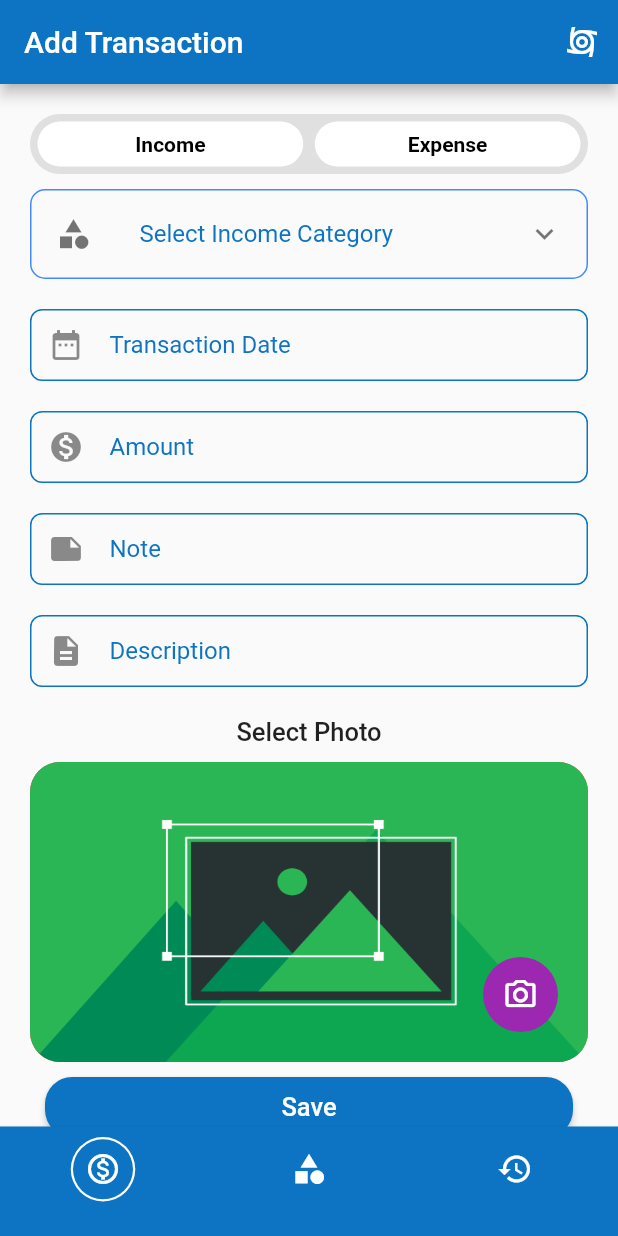
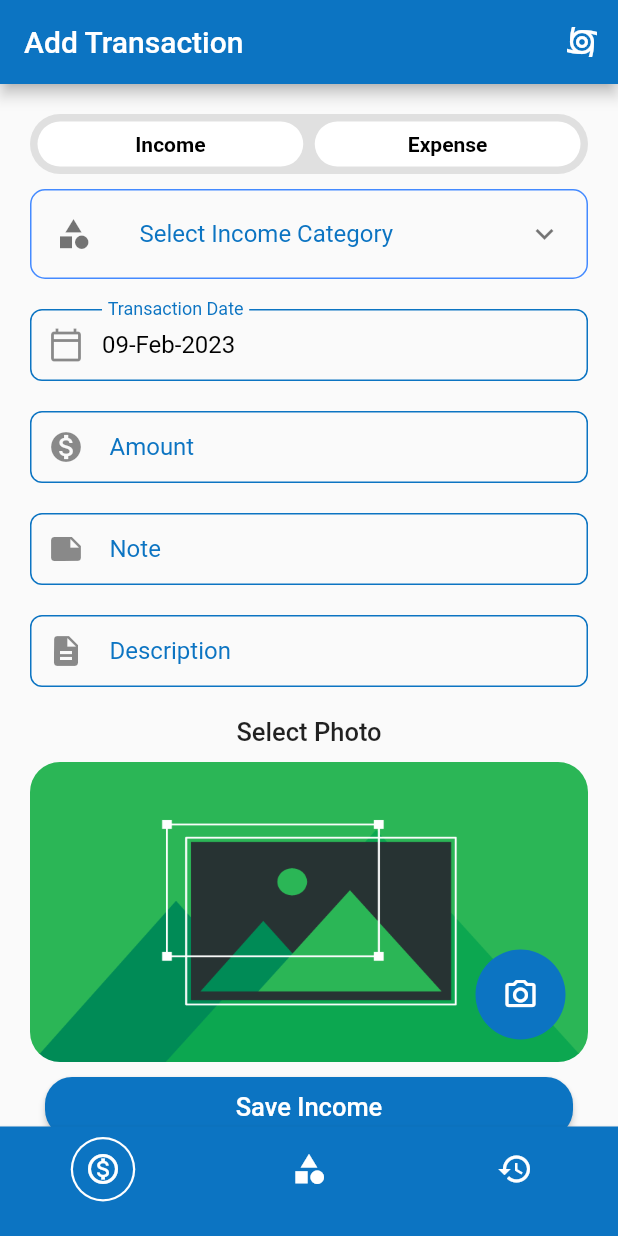
Before and after one commit to Saira-kanwal/money-manager-app, a Flutter app: the screen it shows after launch, on a phone screen of 412 x 824 dp. Run offline on Flutter 3.47's test engine with Material 2 defaults, Android fonts, the phone set to English and light mode, and no system bars; our stand-ins replace image_picker, sqflite; accounts and stored records are empty.

Commit message:
DateTime issue resolved

```diff
--- a/lib/main.dart
+++ b/lib/main.dart
@@ -1,14 +1,9 @@
 import 'package:flutter/material.dart';
-import 'package:money_manager_app_sqlite/utils/app_colors.dart';
 import 'package:money_manager_app_sqlite/view_model/category_viewmodel.dart';
-import 'package:money_manager_app_sqlite/view_model/expense_viewmodel.dart';
 import 'package:money_manager_app_sqlite/view_model/home_view_model.dart';
 import 'package:money_manager_app_sqlite/view_model/transaction_view_model.dart';
-import 'package:money_manager_app_sqlite/views/expense_view.dart';
 import 'package:money_manager_app_sqlite/views/home_screen_view.dart';
-import 'package:money_manager_app_sqlite/views/add_transaction_view.dart';
 import 'package:provider/provider.dart';
-import 'package:money_manager_app_sqlite/views/category_manager_view.dart';
 
 void main() {
   runApp(const MyApp());
@@ -23,7 +18,6 @@ class MyApp extends StatelessWidget {
     return MultiProvider(
       providers: [
         ChangeNotifierProvider(create: (_) => CategoryViewModel()),
-        ChangeNotifierProvider(create: (_) => ExpenseViewModel()),
         ChangeNotifierProvider(create: (_) => TransactionViewModel()),
         ChangeNotifierProvider(create: (_) => Home())
       ],
--- /dev/null
+++ b/lib/utils/common_functions.dart
@@ -0,0 +1,23 @@
+import 'package:flutter/material.dart';
+
+class CommonFunctions
+{
+  //static keyword used without making object
+  static showMyDatePicker ({required BuildContext context, required DateTime selectedDate,required Function onSelect}) async
+{
+  DateTime? date = await showDatePicker(
+        context: context,
+      initialDate: selectedDate,
+      firstDate: DateTime(2023),
+      lastDate: DateTime(2050)
+  );
+  if(date != null){
+    onSelect(date);
+  }
+}
+
+validator({required String id, required String category, required String type, required double amount, required String note, required String description, required String date, required String image}){
+
+}
+
+}
--- a/lib/view_model/transaction_view_model.dart
+++ b/lib/view_model/transaction_view_model.dart
@@ -1,5 +1,7 @@
 
 import 'package:flutter/cupertino.dart';
+import 'package:flutter/material.dart';
+import 'package:intl/intl.dart';
 import 'package:money_manager_app_sqlite/models/transaction_model.dart';
 import 'package:money_manager_app_sqlite/services/sqlite_service.dart';
 import '../models/category_model.dart';
@@ -7,24 +9,32 @@ import '../models/category_model.dart';
 class TransactionViewModel extends ChangeNotifier
 {
   final db = SqliteService.instance;
-  final dateController = TextEditingController();
+  final dateController = TextEditingController(text: DateFormat("dd-MMM-yyyy").format(DateTime.now()));
   final amountController = TextEditingController();
   final noteController = TextEditingController();
   final descController = TextEditingController();
-  String image = 'image path goes here';
+  DateTime _selectedDate = DateTime.now();
+  String _imagePath = '';
   bool update = false;
-
+  String _id = '0';
   List<String> _categories = [];
   String _type = 'Income';
   String _category = 'Select Income Category';
   List<Transaction> _transactions = [];
 
+
   List<Transaction> get transactions => _transactions;
   List<String> get categories => _categories;
   String get type => _type;
   String get category => _category;
+  DateTime get selectedDate => _selectedDate;
 
 
+set imagePath(String val)
+{
+  _imagePath = val;
+  notifyListeners();
+}
 
   set type(String val)
   {
@@ -34,6 +44,12 @@ class TransactionViewModel extends ChangeNotifier
 
   set category (String val){
     _category = val;
+    notifyListeners();
+  }
+  set selectedDate(DateTime val)
+  {
+    _selectedDate = val;
+    dateController.text = DateFormat("dd-MMM-yyyy").format(val);
     notifyListeners();
   }
 
@@ -57,44 +73,54 @@ class TransactionViewModel extends ChangeNotifier
   {
     if(amountController.text.trim().isNotEmpty )
       {
-        String query = "Insert into transactions(category, type, amount , note, description, transactionDate , imagePath) values( '$category', '$type','${amountController.text}',  '${noteController.text}', '${descController.text}', '${dateController.text}', '$image')";
+        String query = "Insert into transactions(id, category, type, amount , note, description, transactionDate , imagePath) values( $_id, '$category', '$type','${amountController.text}',  '${noteController.text}', '${descController.text}', '$selectedDate', '$_imagePath')";
         var id = await db.insert(query);
-        print('Date Saved $id');
-        amountController.clear();
-        noteController.clear();
-        dateController.clear();
-        descController.clear();
+        print('Data Saved $id');
         notifyListeners();
       }
   }
 
-
+// saveTransaction() async
+// {
+//   var trans = Transaction(
+//     type: type,
+//     transactionDate:  _selectedDate,
+//     category: _category,
+//     amount: double.parse(amountController.text),
+//     description: descController.text,
+//     note: noteController.text,
+//     imagePath: '',
+//   );
+//   String query = "Insert into transactions(category, type, amount , note, description, transactionDate , imagePath) values('$category', '$type','${amountController.text}',  '${noteController.text}', '${descController.text}', '$_selectedDate', '$image')";
+//   var id = await db.insert(query);
+//   print('Data saved $id');
+// }
 
   loadData(Transaction trans)
   {
-
+    _id = trans.id.toString();
     _category = trans.category .toString();
     _type = trans.type.toString();
     amountController.text = trans.amount.toString();
     noteController.text = trans.note.toString();
     descController.text = trans.description.toString();
     dateController.text = trans.transactionDate.toString();
-    image = trans.imagePath.toString();
+    imagePath = trans.imagePath.toString();
+
     update = true;
   notifyListeners();
 
   }
 
-  void updateTransaction() async {
+  void updateTransaction(BuildContext context) async {
     if(amountController.text.trim().isNotEmpty )
     {
-      String query = "Insert into transactions(category, type, amount , note, description, transactionDate , imagePath) values( '$category', '$type','${amountController.text}',  '${noteController.text}', '${descController.text}', '${dateController.text}', '$image')";
+
+      String query = "Update transactions set category = '$category', type = '$type', amount = '${amountController.text}', note = '${noteController.text}', description = '${descController.text}', transactionDate = '${dateController.text}', imagePath = '$_imagePath' where id = '$_id' ";
       var id = await db.update(query);
-      print('Date Saved $id');
-      amountController.clear();
-      noteController.clear();
-      dateController.clear();
-      descController.clear();
+      print('Date Updated $id');
+      Navigator.pop(context);
+      Navigator.pop(context);
       notifyListeners();
     }
   }
@@ -105,6 +131,16 @@ class TransactionViewModel extends ChangeNotifier
     notifyListeners();
   }
 
+  clearData()
+  {
+    _category = "Select Income Category";
+    type = "Income";
+    amountController.clear();
+    noteController.clear();
+    dateController.clear();
+    descController.clear();
+    notifyListeners();
+  }
 
 
 }
--- a/lib/views/add_transaction_view.dart
+++ b/lib/views/add_transaction_view.dart
@@ -1,8 +1,8 @@
 import 'package:flutter/material.dart';
 import 'package:money_manager_app_sqlite/utils/app_colors.dart';
+import 'package:money_manager_app_sqlite/utils/common_functions.dart';
 import 'package:money_manager_app_sqlite/view_model/transaction_view_model.dart';
-import 'package:money_manager_app_sqlite/views/transactions_history_view.dart';
-import 'package:money_manager_app_sqlite/widgets/type_sector.dart';
+import  'package:money_manager_app_sqlite/widgets/type_sector.dart';
 import 'package:provider/provider.dart';
 import '../widgets/input_field.dart';
 import '../widgets/insert_photo.dart';
@@ -12,10 +12,11 @@ class AddTransactionView extends StatelessWidget {
 
   @override
   Widget build(BuildContext context) {
+    //TransactionViewModel vm = watch<TransactionViewModel>();
     return Scaffold(
       appBar: AppBar(
         backgroundColor: AppColors.primaryColor,
-        title: const Text('Add Transaction'),
+        title:  const Text('Add Transaction'),
         actions: [
           IconButton(
               onPressed: (){},
@@ -64,10 +65,16 @@ class AddTransactionView extends StatelessWidget {
                     readOnly: true,
                     labelText: "Transaction Date",
                     hintText: "Select Transaction Date",
-                    preIcon:  const Icon(Icons.date_range),
+                    preIcon:  const Icon(Icons.calendar_today_outlined),
                     suffixIcon: const Icon(Icons.repeat),
-                    onTap: (){
-
+                    onTap: ()   {
+                      CommonFunctions.showMyDatePicker(
+                          context: context,
+                          selectedDate: vm.selectedDate,
+                          onSelect: (val){
+                            vm.selectedDate = val ;
+                          }
+                      );
                     },
                   ),
 
@@ -102,7 +109,12 @@ class AddTransactionView extends StatelessWidget {
                     height: 10,
                   ),
 
-                  const InsertPhoto(),
+                  InsertPhoto(
+                      onSelect: (val)
+                      {
+                        vm.imagePath = val;
+                      }
+                  ),
 
                   Padding(
                     padding: const EdgeInsets.all(10.0),
@@ -116,9 +128,16 @@ class AddTransactionView extends StatelessWidget {
                               )
                           ),
                           onPressed: () {
-                            vm.update == true ? vm.updateTransaction() : vm.saveTransaction();
+                            if (vm.update == true )
+                              {
+                                vm.updateTransaction(context);
+                              } else {
+                              vm.saveTransaction();
+                              vm.clearData();
+                            }
+                            //vm.update == true ? vm.updateTransaction() : {vm.saveTransaction(), Navigator.pop(context)};
                           },
-                          child: const Text('Save',style: TextStyle(fontWeight: FontWeight.w500,fontSize: 17)),
+                          child: Text('Save ${vm.type}',style: const TextStyle(fontWeight: FontWeight.w500,fontSize: 17)),
                         )
                     ),
                   ),
@@ -134,7 +153,8 @@ class AddTransactionView extends StatelessWidget {
                             )
                           ),
                           onPressed: () {
-                            Navigator.push(context, MaterialPageRoute(builder: (context)=> const TransactionDataTable()));
+                            vm.clearData();
+                            // Navigator.push(context, MaterialPageRoute(builder: (context)=> const TransactionDataTable()));
                           },
                           child: const Text('Continue',style: TextStyle(fontWeight: FontWeight.w500,fontSize: 17)),
 
--- a/lib/widgets/insert_photo.dart
+++ b/lib/widgets/insert_photo.dart
@@ -1,35 +1,102 @@
+import 'dart:io';
 import 'package:flutter/material.dart';
+import 'package:image_picker/image_picker.dart';
+import 'package:money_manager_app_sqlite/utils/app_colors.dart';
 
-class InsertPhoto extends StatelessWidget {
-  const InsertPhoto({Key? key}) : super(key: key);
+class InsertPhoto extends StatefulWidget {
+  final Function(String) onSelect;
+  const InsertPhoto({Key? key, required this.onSelect}) : super(key: key);
+
+  @override
+  State<InsertPhoto> createState() => _InsertPhotoState();
+}
+
+class _InsertPhotoState extends State<InsertPhoto> {
+  File? _image;
+
+  ImageProvider<Object> showImage()
+  {
+    if(_image != null)
+      {
+        return FileImage(_image!);
+      }
+    else
+    {
+      return const AssetImage("assets/images/image_place_holder.png");
+    }
+  }
 
   @override
   Widget build(BuildContext context) {
-    return Stack(
+    return
+      Stack(
         children: [
           Container(
             height: 200,
             width: double.maxFinite,
-          decoration:  const BoxDecoration(
-            color: Colors.red,
+            decoration:  BoxDecoration(
               image: DecorationImage(
-                image: AssetImage('assets/images/image_place_holder.png'),fit: BoxFit.fill),
-            borderRadius:  BorderRadius.all(Radius.circular(20.0)),
+                  image: showImage(),fit: BoxFit.fill),
+              borderRadius:  const BorderRadius.all(Radius.circular(20.0)),
             ),
-          child: const Text(''),
+            child: const Text('')
           ),
+          Positioned(
+            bottom: 15,
+            right: 15,
+            child: GestureDetector(
+              onTap: () async {
+                ImagePicker picker = ImagePicker();
+                var file = await picker.pickImage(source: ImageSource.gallery);
+                if(file != null)
+                {
+                  File x = File(file.path);
+                  _image = x;
+                  if(_image != null)
+                  {
+                    widget.onSelect(_image!.path);
+                  }
+                  setState(() {
 
-        const Positioned(
-            bottom: 20,
-            right: 20,
-            child:  CircleAvatar(
-              radius: 25,
-              backgroundColor: Colors.purple,
+                  });
+                }
+              },
+              child: const CircleAvatar(
+                radius: 30,
+                backgroundColor: AppColors.primaryColor,
                 child: Icon(Icons.camera_alt_outlined,color: Colors.white,),
-            )
-        )
-
+              ),
+            ),
+          ),
         ]
       );
+
+
+
+    //   Stack(
+    //   children: [
+    //     Container(
+    //       height: 200,
+    //       width: double.maxFinite,
+    //       decoration:  BoxDecoration(
+    //         image: DecorationImage(
+    //             image: showImage(),fit: BoxFit.fill),
+    //         borderRadius:  const BorderRadius.all(Radius.circular(20.0)),
+    //       ),
+    //       child: const Text("")
+    //     ),
+    //
+    //     // const Positioned(
+    //     //     bottom: 20,
+    //     //     right: 20,
+    //     //     child:  CircleAvatar(
+    //     //       radius: 25,
+    //     //       backgroundColor: Colors.purple,
+    //     //       child: Icon(Icons.camera_alt_outlined,color: Colors.white,),
+    //     //     )
+    //     // )
+    //
+    //   ]
+    // );
   }
 }
--- a/pubspec.yaml
+++ b/pubspec.yaml
@@ -39,6 +39,8 @@ dependencies:
   provider: ^6.0.5
   path_provider: ^2.0.12
   sqflite: ^2.2.4+1
+  intl: ^0.18.0
+  image_picker: ^0.8.6+1
 
 dev_dependencies:
   flutter_test:
```
Also changed, not shown: lib/models/transaction_model.dart (+17 -2 lines), lib/views/transactions_history_view.dart (+8 -6 lines), pubspec.lock. Lines whose indentation alone changed are shown as unchanged.
